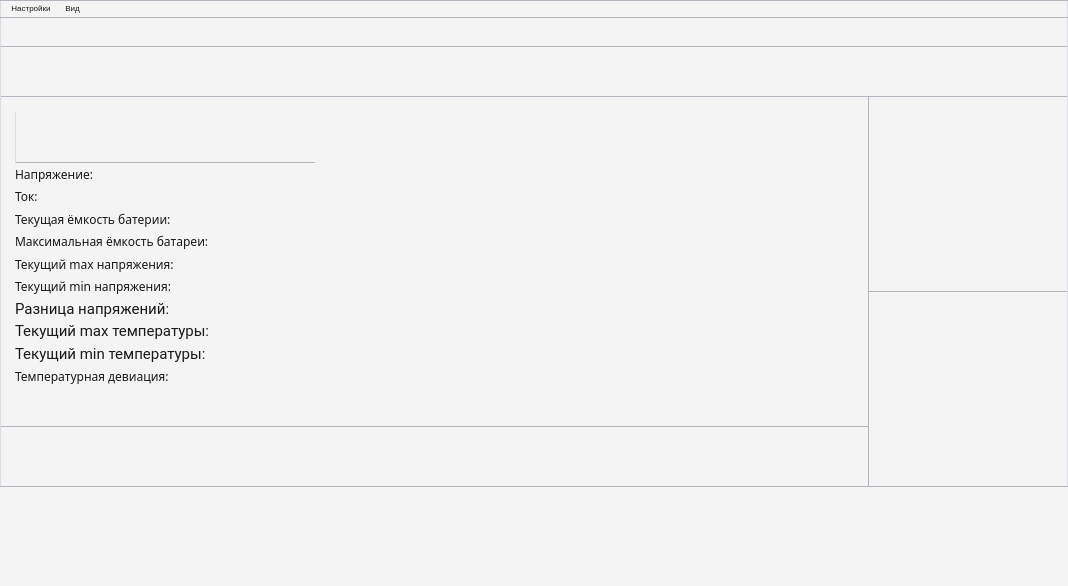
Above: mainwindow.ui from egornovichkov/BatteryStudio before the change. Below: the same form after it.
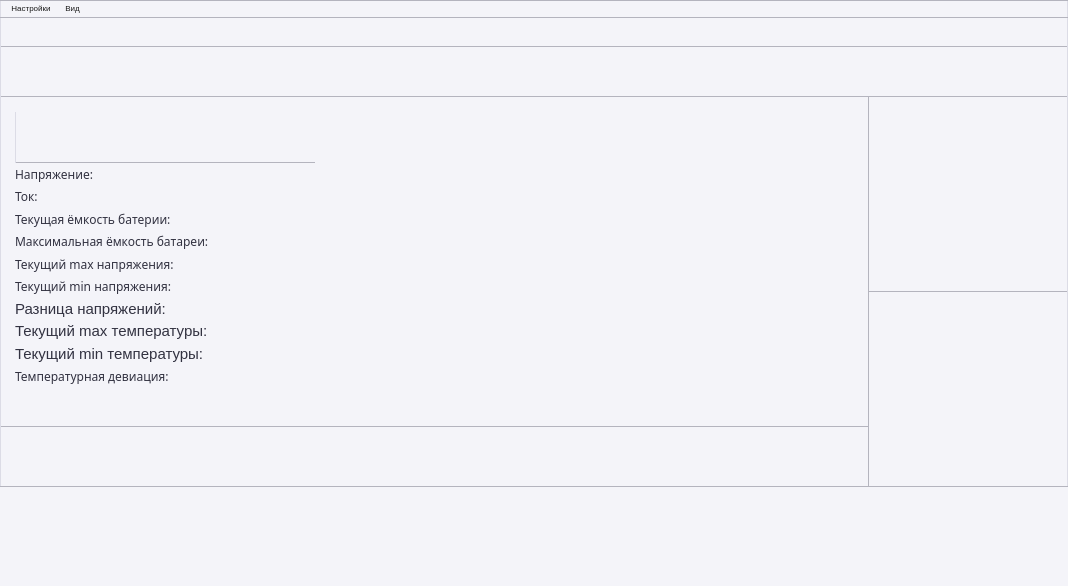
That is the form after the change. Custom widgets are drawn as their Qt base class.

Diff of the .ui file:
```diff
--- a/mainwindow.ui
+++ b/mainwindow.ui
@@ -57,7 +57,7 @@
       </property>
       <property name="styleSheet">
        <string notr="true">QWidget {
-background-color: rgb(244, 244, 244); 
+background-color: rgb(244, 244, 249);
 border-top: 1px solid rgb(180, 180, 190);
 border-right: 1px solid rgb(220, 220, 230);
 border-bottom: 1px solid rgb(180, 180, 190);
@@ -82,7 +82,7 @@
       </property>
       <property name="styleSheet">
        <string notr="true">QWidget {
-background-color: rgb(244, 244, 244); 
+background-color: rgb(244, 244, 249);
 border-top: 0px solid rgb(180, 180, 190);
 border-right: 1px solid rgb(220, 220, 230);
 border-bottom: 1px solid rgb(180, 180, 190);
@@ -121,7 +121,7 @@
         </property>
         <property name="styleSheet">
          <string notr="true">QWidget {
-background-color: rgb(244, 244, 244); 
+background-color: rgb(244, 244, 249);
 border-top: 0px solid rgb(180, 180, 190);
 border-right: 0px solid rgb(180, 180, 190);
 border-bottom: 1px solid rgb(180, 180, 190);
@@ -207,10 +207,10 @@
            </property>
            <property name="styleSheet">
             <string notr="true">QLabel {
-	color: rgb(25, 25, 25);
+	color: rgb(50, 50, 65);
 	border: 0px;
 	background-color: transparent;
-	font: 11pt &quot;Roboto&quot;;
+	font: 11pt &quot;Segoe UI&quot;;
 }</string>
            </property>
            <property name="text">
@@ -222,10 +222,10 @@
           <widget class="QLabel" name="CurrentLabel">
            <property name="styleSheet">
             <string notr="true">QLabel {
-	color: rgb(25, 25, 25);
+	color: rgb(50, 50, 65);
 	border: 0px;
 	background-color: transparent;
-	font: 11pt &quot;Roboto&quot;;
+	font: 11pt &quot;Segoe UI&quot;;
 }</string>
            </property>
            <property name="text">
@@ -237,10 +237,10 @@
           <widget class="QLabel" name="CurCapacityLabel">
            <property name="styleSheet">
             <string notr="true">QLabel {
-	color: rgb(25, 25, 25);
+	color: rgb(50, 50, 65);
 	border: 0px;
 	background-color: transparent;
-	font: 11pt &quot;Roboto&quot;;
+	font: 11pt &quot;Segoe UI&quot;;
 }</string>
            </property>
            <property name="text">
@@ -252,10 +252,10 @@
           <widget class="QLabel" name="MaxCapacityLabel">
            <property name="styleSheet">
             <string notr="true">QLabel {
-	color: rgb(25, 25, 25);
+	color: rgb(50, 50, 65);
 	border: 0px;
 	background-color: transparent;
-	font: 11pt &quot;Roboto&quot;;
+	font: 11pt &quot;Segoe UI&quot;;
 }</string>
            </property>
            <property name="text">
@@ -267,10 +267,10 @@
           <widget class="QLabel" name="MaxVoltageLabel">
            <property name="styleSheet">
             <string notr="true">QLabel {
-	color: rgb(25, 25, 25);
+	color: rgb(50, 50, 65);
 	border: 0px;
 	background-color: transparent;
-	font: 11pt &quot;Roboto&quot;;
+	font: 11pt &quot;Segoe UI&quot;;
 }</string>
            </property>
            <property name="text">
@@ -285,10 +285,10 @@
           <widget class="QLabel" name="MinVoltageLabel">
            <property name="styleSheet">
             <string notr="true">QLabel {
-	color: rgb(25, 25, 25);
+	color: rgb(50, 50, 65);
 	border: 0px;
 	background-color: transparent;
-	font: 11pt &quot;Roboto&quot;;
+	font: 11pt &quot;Segoe UI&quot;;
 }</string>
            </property>
            <property name="text">
@@ -303,7 +303,7 @@
           <widget class="QLabel" name="VoltageDIfLabel">
            <property name="font">
             <font>
-             <family>Roboto</family>
+             <family>Segoe UI</family>
              <pointsize>11</pointsize>
              <italic>false</italic>
              <bold>false</bold>
@@ -311,10 +311,10 @@
            </property>
            <property name="styleSheet">
             <string notr="true">QLabel {
-	color: rgb(25, 25, 25);
+	color: rgb(50, 50, 65);
 	border: 0px;
 	background-color: transparent;
-	font: 11pt &quot;Roboto&quot;;
+	font: 11pt &quot;Segoe UI&quot;;
 }</string>
            </property>
            <property name="text">
@@ -329,7 +329,7 @@
           <widget class="QLabel" name="MaxTempLabel">
            <property name="font">
             <font>
-             <family>Roboto</family>
+             <family>Segoe UI</family>
              <pointsize>11</pointsize>
              <italic>false</italic>
              <bold>false</bold>
@@ -337,10 +337,10 @@
            </property>
            <property name="styleSheet">
             <string notr="true">QLabel {
-	color: rgb(25, 25, 25);
+	color: rgb(50, 50, 65);
 	border: 0px;
 	background-color: transparent;
-	font: 11pt &quot;Roboto&quot;;
+	font: 11pt &quot;Segoe UI&quot;;
 }</string>
            </property>
            <property name="text">
@@ -355,7 +355,7 @@
           <widget class="QLabel" name="MinTempLabel">
            <property name="font">
             <font>
-             <family>Roboto</family>
+             <family>Segoe UI</family>
              <pointsize>11</pointsize>
              <italic>false</italic>
              <bold>false</bold>
@@ -363,10 +363,10 @@
            </property>
            <property name="styleSheet">
             <string notr="true">QLabel {
-	color: rgb(25, 25, 25);
+	color: rgb(50, 50, 65);
 	border: 0px;
 	background-color: transparent;
-	font: 11pt &quot;Roboto&quot;;
+	font: 11pt &quot;Segoe UI&quot;;
 }</string>
            </property>
            <property name="text">
@@ -381,10 +381,10 @@
           <widget class="QLabel" name="TempDifLabel">
            <property name="styleSheet">
             <string notr="true">QLabel {
-	color: rgb(25, 25, 25);
+	color: rgb(50, 50, 65);
 	border: 0px;
 	background-color: transparent;
-	font: 11pt &quot;Roboto&quot;;
+	font: 11pt &quot;Segoe UI&quot;;
 }</string>
            </property>
            <property name="text">
@@ -422,7 +422,7 @@
         </property>
         <property name="styleSheet">
          <string notr="true">QWidget {
-background-color: rgb(244, 244, 244); 
+background-color: rgb(244, 244, 249);
 border-top: 0px solid rgb(180, 180, 190);
 border-right: 0px solid rgb(180, 180, 190);
 border-bottom: 0px solid rgb(180, 180, 190);
@@ -462,7 +462,7 @@
         </property>
         <property name="styleSheet">
          <string notr="true">QWidget {
-background-color: rgb(244, 244, 244); 
+background-color: rgb(244, 244, 249);
 border-top: 0px solid rgb(180, 180, 190);
 border-right: 1px solid rgb(220, 220, 230);
 border-bottom: 1px solid rgb(180, 180, 190);
@@ -485,7 +485,7 @@
         </property>
         <property name="styleSheet">
          <string notr="true">QWidget {
-background-color: rgb(244, 244, 244); 
+background-color: rgb(244, 244, 249); 
 border-top: 0px solid rgb(180, 180, 190);
 border-right: 1px solid rgb(220, 220, 230);
 border-bottom: 0px solid rgb(180, 180, 190);
@@ -527,7 +527,7 @@
       </property>
       <property name="styleSheet">
        <string notr="true">QWidget {
-background-color: rgb(244, 244, 244); 
+background-color: rgb(244, 244, 249); 
 border-top: 1px solid rgb(180, 180, 190);
 border-right: 0px solid rgb(180, 180, 190);
 border-bottom: 0px solid rgb(180, 180, 190);
@@ -572,7 +572,7 @@
    </property>
    <property name="styleSheet">
     <string notr="true">QMenuBar {
-	background-color: rgb(244, 244, 244); 
+	background-color: rgb(244, 244, 249);
 	border-top: 1px solid rgb(180, 180, 190);
 	border-right: 1px solid rgb(220, 220, 230);
 	border-bottom: 0px solid;
```
